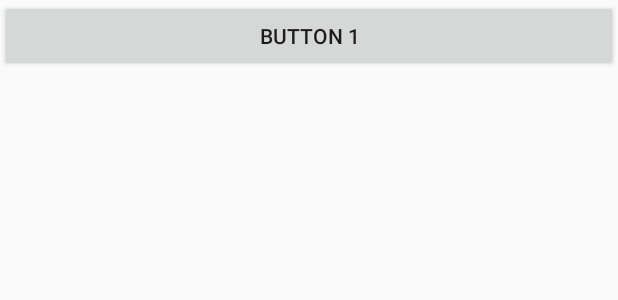
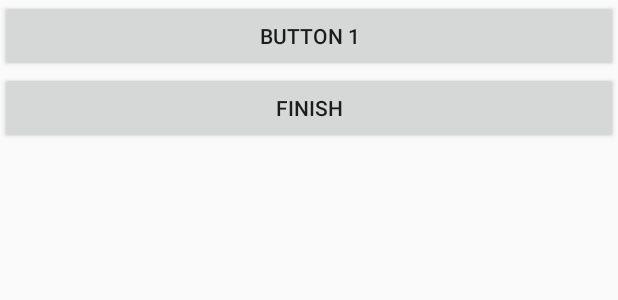
Before and after one commit to AlphaWang/AndroidFirstCode, an Android app: the layout first_layout.xml on its own in the app's theme, with its tools: preview values and no code run, on a phone screen of 412 x 824 dp. Shown: the top 300 px of the screen. Run offline under Robolectric (Android 15) with nearby library versions, the phone set to English and light mode, and no system bars.

Commit message:
[android] [2.4] Finish activity

```diff
--- a/app/src/main/res/layout/first_layout.xml
+++ b/app/src/main/res/layout/first_layout.xml
@@ -10,4 +10,10 @@
         android:layout_height="wrap_content"
         android:text="Button 1"/>
 
+    <Button
+        android:id="@+id/button_finish"
+        android:layout_width="match_parent"
+        android:layout_height="wrap_content"
+        android:text="Finish"/>
+
 </LinearLayout>
```
Also changed, not shown: app/src/main/java/com/alphawang/andoridfirstcode/FirstActivity.java (+17 -2 lines).
